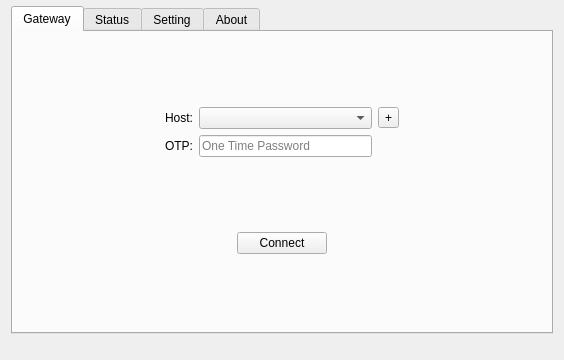
First picture: the form in src/anylink.ui, repository tlslink/anylink-client, before the edit.
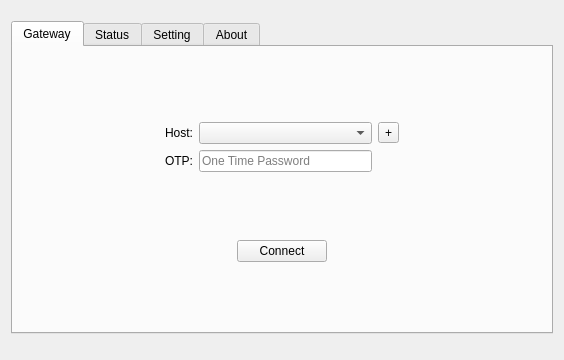
Second picture: the form after the edit. Custom widgets are drawn as their Qt base class.

```diff
--- a/src/anylink.ui
+++ b/src/anylink.ui
@@ -20,6 +20,22 @@
    <property name="bottomMargin">
     <number>6</number>
    </property>
+   <item>
+    <spacer name="topSpacer">
+     <property name="orientation">
+      <enum>Qt::Vertical</enum>
+     </property>
+     <property name="sizeType">
+      <enum>QSizePolicy::Fixed</enum>
+     </property>
+     <property name="sizeHint" stdset="0">
+      <size>
+       <width>20</width>
+       <height>15</height>
+      </size>
+     </property>
+    </spacer>
+   </item>
    <item>
     <widget class="QTabWidget" name="tabWidget">
      <property name="tabShape">
```
